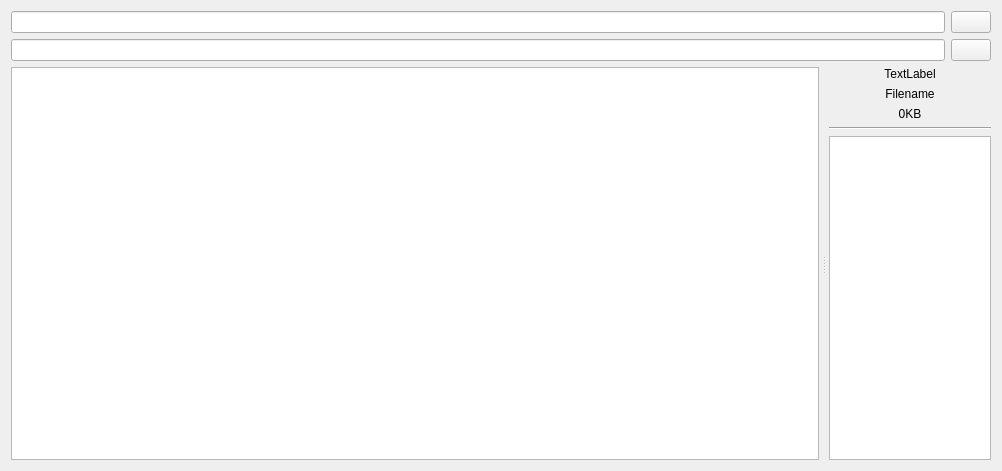
This is Guarana/navigationtab.ui in diegofps/guarana as Qt 5 draws it before an edit. The edited form follows.
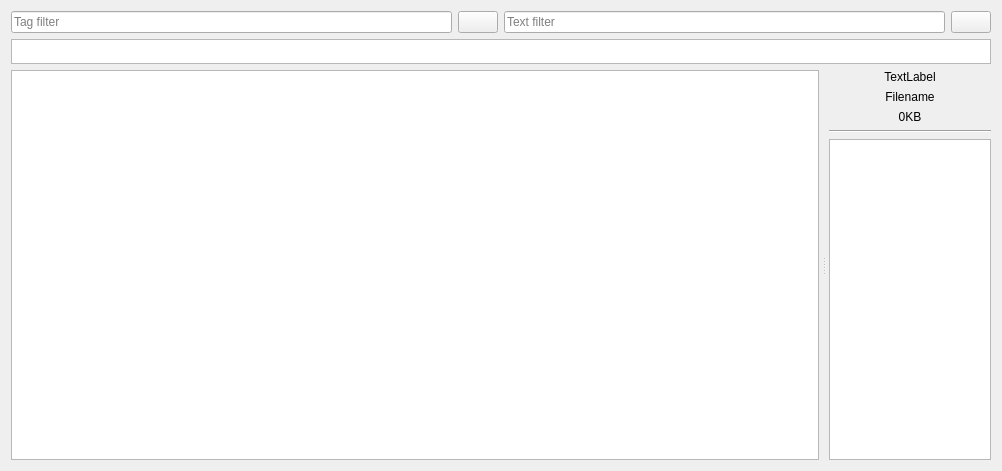
This is the edited form. Icons and pictures are not drawn.

Commit message: Adding query filters and tag persistency when importing files

```diff
--- a/Guarana/navigationtab.ui
+++ b/Guarana/navigationtab.ui
@@ -35,10 +35,20 @@
    <item>
     <layout class="QHBoxLayout" name="horizontalLayout">
      <item>
-      <widget class="QLineEdit" name="tagFilter"/>
+      <widget class="QLineEdit" name="tagFilter">
+       <property name="minimumSize">
+        <size>
+         <width>100</width>
+         <height>0</height>
+        </size>
+       </property>
+       <property name="placeholderText">
+        <string>Tag filter</string>
+       </property>
+      </widget>
      </item>
      <item>
-      <widget class="QPushButton" name="pushButton">
+      <widget class="QPushButton" name="btClearTagFilter">
        <property name="text">
         <string/>
        </property>
@@ -49,15 +59,15 @@
        </property>
       </widget>
      </item>
-    </layout>
-   </item>
    <item>
-    <layout class="QHBoxLayout" name="horizontalLayout_2">
-     <item>
-      <widget class="QLineEdit" name="textFilter"/>
+      <widget class="QLineEdit" name="textFilter">
+       <property name="placeholderText">
+        <string>Text filter</string>
+       </property>
+      </widget>
      </item>
      <item>
-      <widget class="QPushButton" name="pushButton_2">
+      <widget class="QPushButton" name="btClearTextFilter">
        <property name="text">
         <string/>
        </property>
@@ -70,6 +80,52 @@
      </item>
     </layout>
    </item>
+   <item>
+    <widget class="QListView" name="tagsList">
+     <property name="enabled">
+      <bool>true</bool>
+     </property>
+     <property name="sizePolicy">
+      <sizepolicy hsizetype="Expanding" vsizetype="Minimum">
+       <horstretch>0</horstretch>
+       <verstretch>0</verstretch>
+      </sizepolicy>
+     </property>
+     <property name="minimumSize">
+      <size>
+       <width>0</width>
+       <height>25</height>
+      </size>
+     </property>
+     <property name="maximumSize">
+      <size>
+       <width>16777215</width>
+       <height>25</height>
+      </size>
+     </property>
+     <property name="baseSize">
+      <size>
+       <width>0</width>
+       <height>0</height>
+      </size>
+     </property>
+     <property name="frameShadow">
+      <enum>QFrame::Sunken</enum>
+     </property>
+     <property name="verticalScrollBarPolicy">
+      <enum>Qt::ScrollBarAlwaysOff</enum>
+     </property>
+     <property name="horizontalScrollBarPolicy">
+      <enum>Qt::ScrollBarAlwaysOff</enum>
+     </property>
+     <property name="flow">
+      <enum>QListView::LeftToRight</enum>
+     </property>
+     <property name="batchSize">
+      <number>100</number>
+     </property>
+    </widget>
+   </item>
    <item>
     <widget class="QSplitter" name="splitter">
      <property name="sizePolicy">
```
Lines whose indentation alone changed are shown as unchanged. The commit also changes 21 other files.
